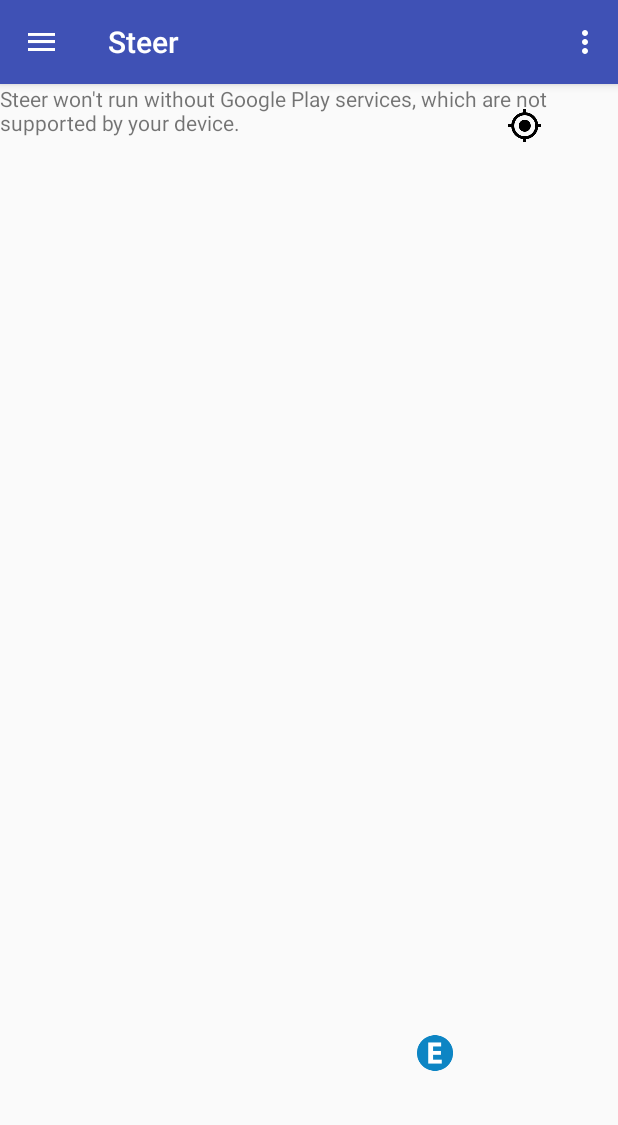
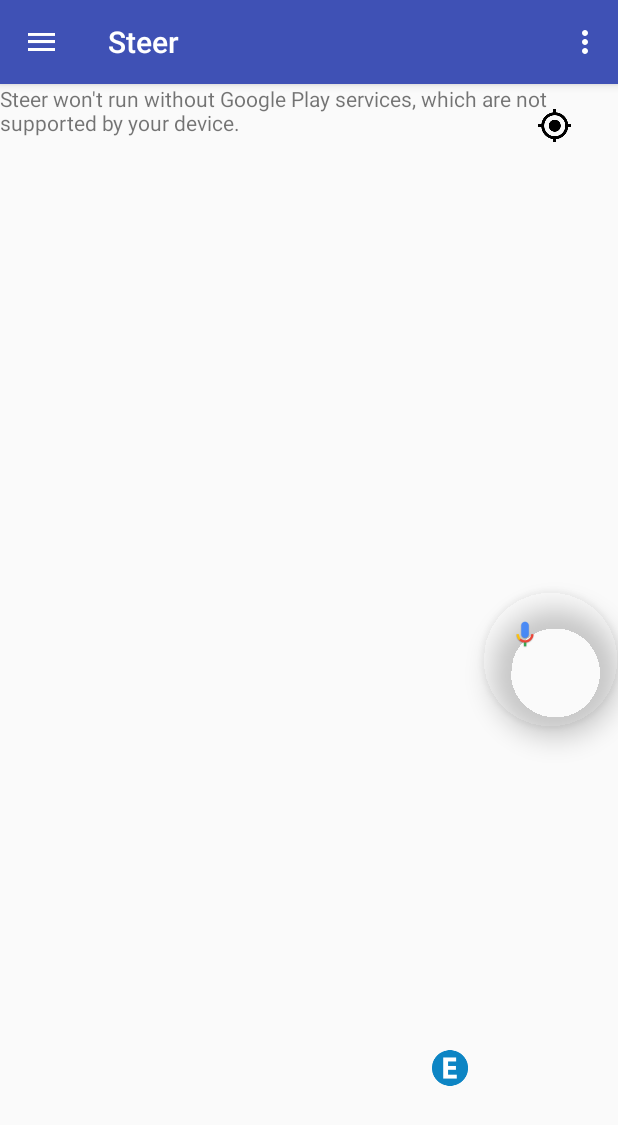
Before and after one commit to joaquinjv/steertesis, an Android app: the screen it shows after launch once a user with an empty profile is signed in (MainActivity), on a phone screen of 412 x 824 dp. Shown: the top 1125 px of the screen. Run offline under Robolectric (Android 15) with nearby library versions, the phone set to English and light mode, and no system bars; our stand-ins replace Firebase (no records; nobody signed in at launch, a user with empty details on screens opened directly); 1 statement that could not run was skipped.

Commit message:
Agregado boton microfono

```diff
--- a/app/src/main/java/com/unlp/tesis/steer/MainActivity.java
+++ b/app/src/main/java/com/unlp/tesis/steer/MainActivity.java
@@ -22,7 +22,6 @@ import android.support.design.widget.FloatingActionButton;
 import android.support.design.widget.NavigationView;
 import android.support.design.widget.Snackbar;
 import android.support.v4.app.ActivityCompat;
-import android.support.v4.app.Fragment;
 import android.support.v4.content.LocalBroadcastManager;
 import android.support.v4.view.GravityCompat;
 import android.support.v4.widget.DrawerLayout;
@@ -34,15 +33,12 @@ import android.util.Log;
 import android.view.Gravity;
 import android.view.Menu;
 import android.view.MenuItem;
-import android.view.MotionEvent;
 import android.view.View;
 import android.widget.CompoundButton;
 import android.widget.TextView;
 import android.widget.Toast;
 
-import com.google.android.gms.common.api.GoogleApiClient;
 import com.google.android.gms.location.LocationListener;
-import com.google.android.gms.location.LocationServices;
 import com.google.android.gms.maps.CameraUpdate;
 import com.google.android.gms.maps.CameraUpdateFactory;
 import com.google.android.gms.maps.GoogleMap;
@@ -115,7 +111,9 @@ public class MainActivity extends AppCompatActivity implements
 
     public static FloatingActionButton fabparked = null;
 
-    public static  FloatingActionButton fab = null;
+    public static  FloatingActionButton microphone = null;
+
+    public static FloatingActionButton parkingButton = null;
 
     public static Marker mCurrLocation = null;
 
@@ -206,16 +204,16 @@ public class MainActivity extends AppCompatActivity implements
         mapFragment.getMapAsync(this);
 
         //The voice is an big additional in the app, we keep this element in the main activiy
-        fab = (FloatingActionButton) findViewById(R.id.fab);
-        fab.setOnClickListener(new View.OnClickListener() {
+        microphone = (FloatingActionButton) findViewById(R.id.microphone);
+        microphone.setOnClickListener(new View.OnClickListener() {
             @Override
             public void onClick(View view) {
                 startVoiceRecognitionActivity();
             }
         });
 
-        // If I keep the button pressed I parked directly
-        fab.setOnLongClickListener(new View.OnLongClickListener() {
+        /*/ If I keep the button pressed I parked directly
+        microphone.setOnLongClickListener(new View.OnLongClickListener() {
             @Override
             public synchronized boolean onLongClick(View v) {
                 if (!getParkingStarted()){
@@ -225,6 +223,19 @@ public class MainActivity extends AppCompatActivity implements
                 }
 
                 return true;
+            }
+        });*/
+
+        // If I press the button, I parked or finished itself
+        parkingButton = (FloatingActionButton) findViewById(R.id.fab);
+        parkingButton.setOnClickListener(new View.OnClickListener() {
+            @Override
+            public synchronized void onClick(View v) {
+                if (!getParkingStarted()){
+                    startParking();
+                } else {
+                    endParking();
+                }
             }
         });
 
@@ -664,4 +675,12 @@ public class MainActivity extends AppCompatActivity implements
     public static void setParkingStarted(Boolean parkingStartedParam) {
         parkingStarted = parkingStartedParam;
     }
+
+    public static FloatingActionButton getParkingButton() {
+        return parkingButton;
+    }
+
+    public static void setParkingButton(FloatingActionButton parkingButton) {
+        MainActivity.parkingButton = parkingButton;
+    }
 }
--- a/app/src/main/java/com/unlp/tesis/steer/SpeechTask.java
+++ b/app/src/main/java/com/unlp/tesis/steer/SpeechTask.java
@@ -129,6 +129,7 @@ public class SpeechTask extends AsyncTask<String, String, String> {
                         new RequestServiceTask(this.context).execute(serviceString);
                     } else if (matchAlert){
                         new RequestEventTask(this.context).execute(information);
+                        //new RequestCenitEventTask(this.context).execute(information);
                     } else {
                         Toast.makeText(context, "Comando " + result.get(0) + " incorrecto", Toast.LENGTH_SHORT).show();
                     }
--- a/app/src/main/res/layout/activity_main.xml
+++ b/app/src/main/res/layout/activity_main.xml
@@ -43,8 +43,8 @@
 
         <android.support.design.widget.FloatingActionButton
             android:id="@+id/fabMyLocation"
-                android:layout_width="90dp"
-                android:layout_height="900dp"
+            android:layout_width="70dp"
+            android:layout_height="70dp"
             android:layout_gravity="right|top"
             app:backgroundTint="@android:color/transparent"
             app:borderWidth="0dp"
@@ -53,9 +53,21 @@
             android:src="@drawable/ic_my_location_black_24dp" />
 
         <android.support.design.widget.FloatingActionButton
+            android:id="@+id/microphone"
+            android:layout_width="90dp"
+            android:layout_height="90dp"
+            android:layout_above="@+id/microphone"
+            android:layout_gravity="right|center"
+            app:backgroundTint="@android:color/transparent"
+            app:borderWidth="0dp"
+            app:elevation="10dp"
+            app:fabSize="normal"
+            android:src="@drawable/microphone_icon" />
+
+        <android.support.design.widget.FloatingActionButton
             android:id="@+id/fab"
-            android:layout_width="150dp"
-            android:layout_height="150dp"
+            android:layout_width="140dp"
+            android:layout_height="140dp"
             android:layout_above="@+id/fab"
             android:layout_gravity="right|bottom"
             app:backgroundTint="@android:color/transparent"
```
Also changed, not shown: app/src/main/java/com/unlp/tesis/steer/GeofenceTransitionsIntentService.java (+0 -16 lines), app/src/main/java/com/unlp/tesis/steer/RequestCenitEventTask.java (added, +145 -0 lines), app/src/main/java/com/unlp/tesis/steer/utils/MessagesUtils.java (+12 -21 lines), app/src/main/res/drawable-hdpi/microphone_icon.png (added), app/src/main/res/drawable-mdpi/microphone_icon.png (added), app/src/main/res/drawable-xhdpi/microphone_icon.png (added), app/src/main/res/drawable-xxhdpi/microphone_icon.png (added), app/src/main/res/drawable-xxxhdpi/microphone_icon.png (added). Lines whose indentation alone changed are shown as unchanged.
